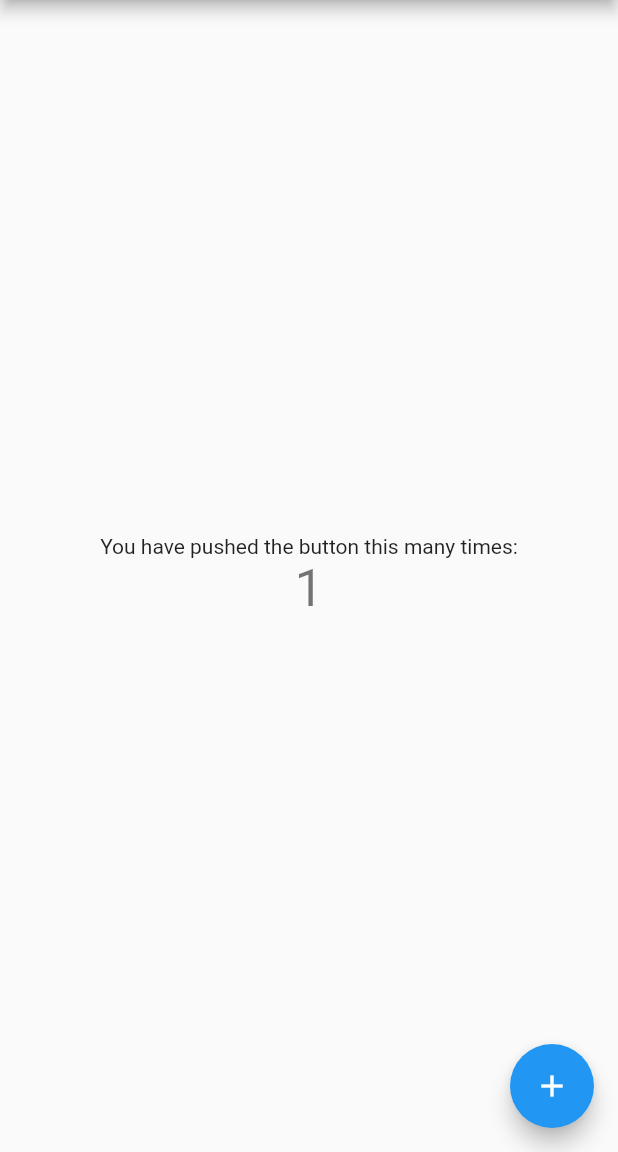
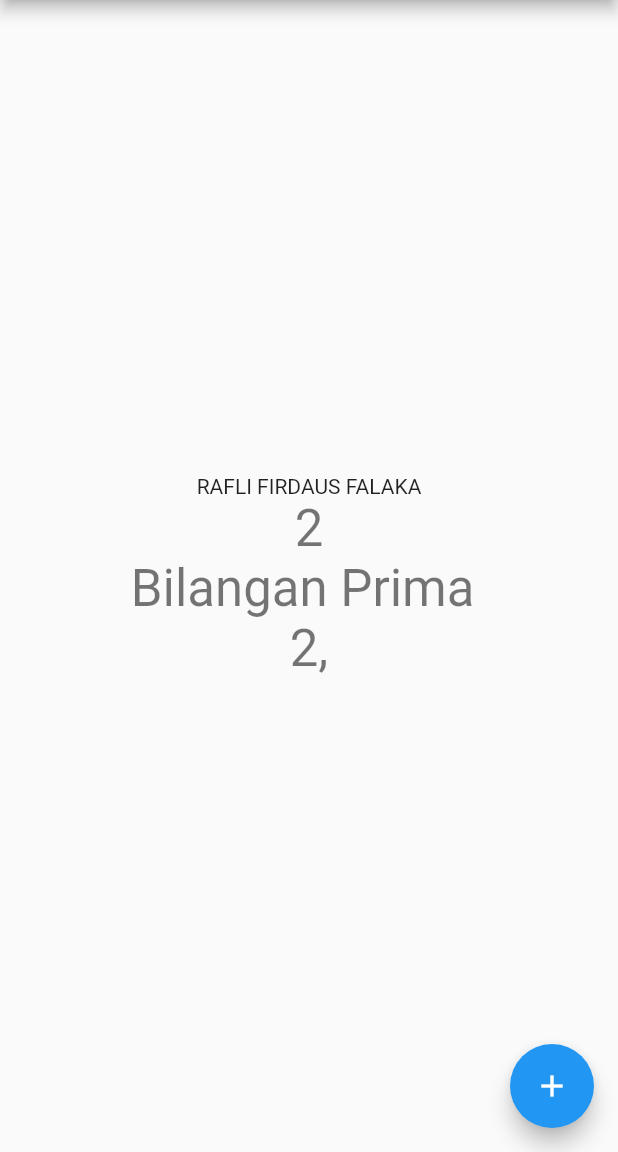
Before and after one commit to raflif2501/rafff_project, a Flutter app: the screen it shows after launch, after a tap on the "add" icon, on a phone screen of 412 x 824 dp, the part 84-1236 px from its top. Run offline on Flutter 3.47's test engine with Material 2 defaults, Android fonts, the phone set to English and light mode, and no system bars.

Commit message:
Bilangan prima

```diff
--- a/lib/main.dart
+++ b/lib/main.dart
@@ -11,7 +11,7 @@ class MyApp extends StatelessWidget {
   @override
   Widget build(BuildContext context) {
     return MaterialApp(
-      title: 'Flutter Demo',
+      title: 'HELLO WORLD',
       theme: ThemeData(
         // This is the theme of your application.
         //
@@ -48,16 +48,31 @@ class MyHomePage extends StatefulWidget {
 }
 
 class _MyHomePageState extends State<MyHomePage> {
-  int _counter = 0;
-
+  int _counter = 1;
+  int _cek=1;
+  String _prima='';
+  String _hasil = 'Bukan Bilangan Prima';
   void _incrementCounter() {
     setState(() {
-      // This call to setState tells the Flutter framework that something has
-      // changed in this State, which causes it to rerun the build method below
-      // so that the display can reflect the updated values. If we changed
-      // _counter without calling setState(), then the build method would not be
-      // called again, and so nothing would appear to happen.
       _counter++;
+      if(_counter>20){
+        _counter=1;
+      }
+        for (int _i=2; _i<=_counter; _i++){
+          _cek=1;
+          for (int _j=2; _j<_i; _j++){
+            if(_i%_j==0)
+            {
+              _cek=0;
+            }
+          }
+          if(_cek==1){
+            _hasil='Bilangan Prima ';
+            _prima += ' ${_i}, ';
+          }else{
+            _hasil='Bukan Bilangan Prima';
+          }
+        }
     });
   }
 
@@ -96,10 +111,18 @@ class _MyHomePageState extends State<MyHomePage> {
           mainAxisAlignment: MainAxisAlignment.center,
           children: <Widget>[
             const Text(
-              'You have pushed the button this many times:',
+              'RAFLI FIRDAUS FALAKA',
             ),
             Text(
               '$_counter',
+              style: Theme.of(context).textTheme.headline4,
+            ),
+            Text(
+              _hasil,
+              style: Theme.of(context).textTheme.headline4,
+            ),
+            Text(
+              _prima,
               style: Theme.of(context).textTheme.headline4,
             ),
           ],
```
